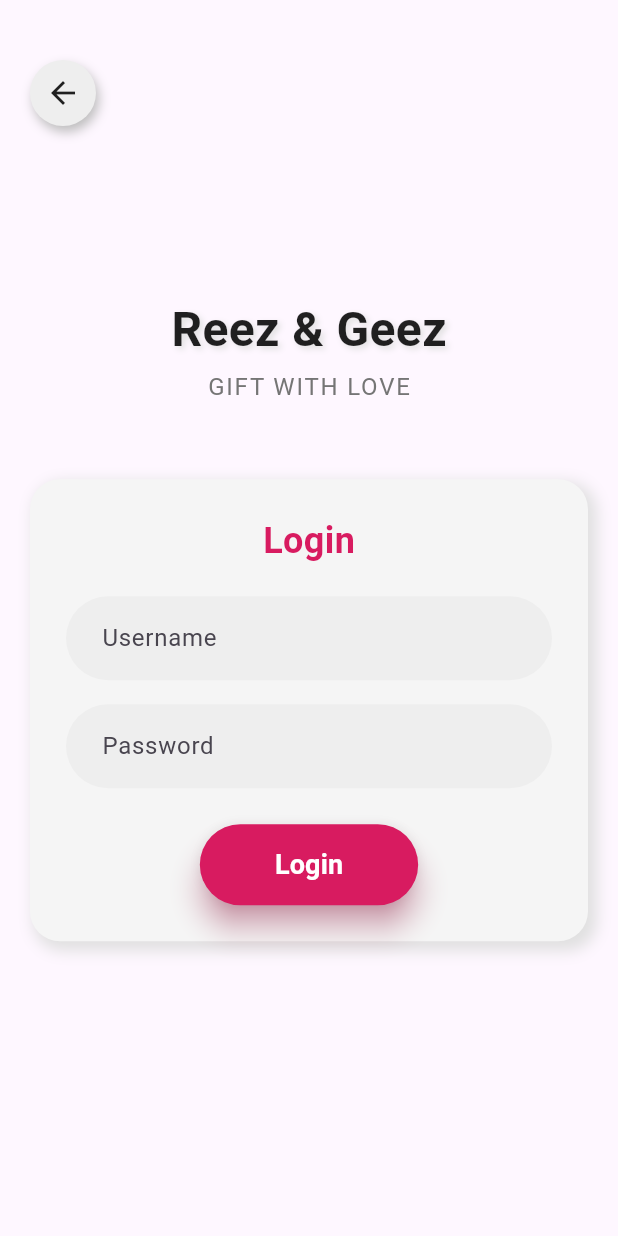
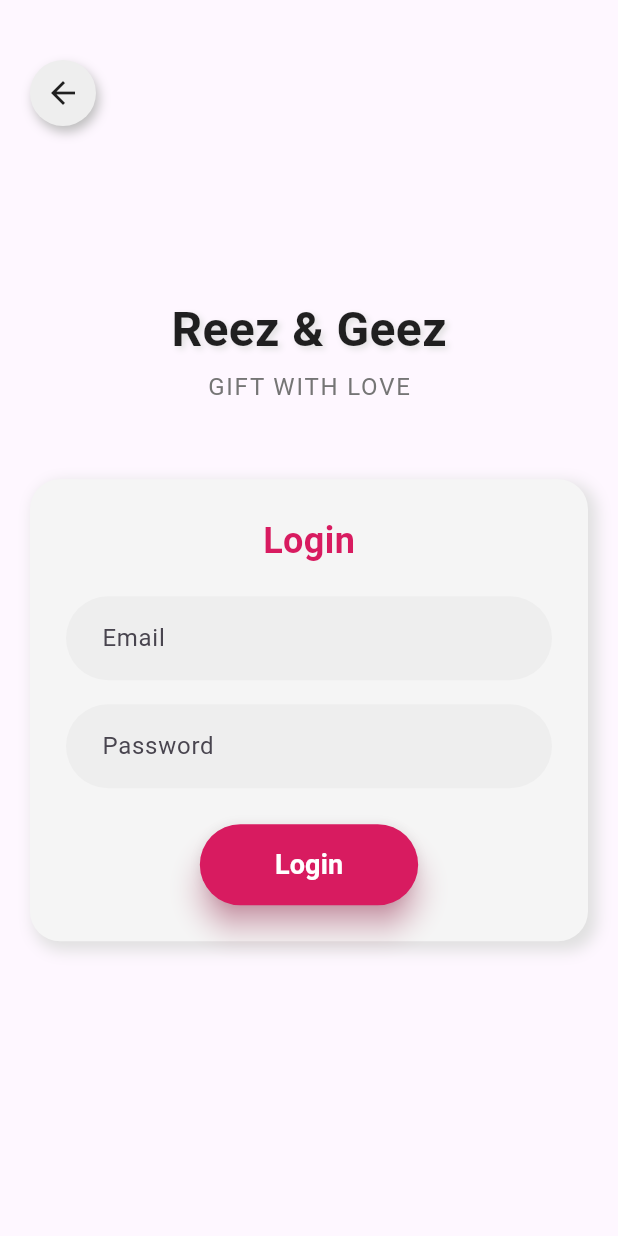
Before and after one commit to fitraaromeo/ReezAndGeez, a Flutter app: the screen it shows after launch, after a tap on "Admin", on a phone screen of 412 x 824 dp. Run offline on Flutter 3.47's test engine with Material 3 defaults, Android fonts, the phone set to English and light mode, and no system bars; our stand-ins replace firebase_auth, firebase_core, get; accounts and stored records are empty; Roboto replaces fonts that are missing (Cursive).

Commit message:
Modifikasi program agar dapat melakukan auth

```diff
--- /dev/null
+++ b/lib/app/modules/home/controllers/auth_controller.dart
@@ -0,0 +1,104 @@
+import 'package:firebase_auth/firebase_auth.dart';
+import 'package:get/get.dart';
+
+class AuthController extends GetxController {
+  // Observables
+  var isLoggedIn = false.obs; // Status login
+  var isLoading = false.obs; // Status loading untuk UI
+  var user = Rxn<User?>(); // Data pengguna Firebase, bisa null
+
+  final FirebaseAuth _auth = FirebaseAuth.instance;
+
+  // Fungsi untuk login menggunakan email dan password
+  Future<void> login(String email, String password) async {
+    isLoading.value = true; // Mulai loading
+    try {
+      // Melakukan login
+      UserCredential userCredential = await _auth.signInWithEmailAndPassword(
+        email: email,
+        password: password,
+      );
+
+      // Mengatur user dan status login
+      user.value = userCredential.user;
+      isLoggedIn.value = true;
+
+      // Menampilkan pesan sukses
+      _showSnackbar(
+        title: 'Login Sukses',
+        message: 'Selamat datang ${user.value?.email ?? "Pengguna"}',
+      );
+
+      // Navigasi ke halaman admin
+      Get.offAllNamed('/adminpage');
+    } on FirebaseAuthException catch (e) {
+      // Menampilkan pesan error dari Firebase
+      _showSnackbar(
+        title: 'Login Gagal',
+        message: e.message ?? 'Terjadi kesalahan saat login.',
+      );
+    } catch (e) {
+      // Menampilkan pesan error umum
+      _showSnackbar(
+        title: 'Error',
+        message: 'Terjadi kesalahan tidak terduga. Silakan coba lagi.',
+      );
+      print('Login Error: $e');
+    } finally {
+      isLoading.value = false; // Selesai loading
+    }
+  }
+
+  // Fungsi untuk logout
+  Future<void> logout() async {
+    isLoading.value = true; // Mulai loading
+    try {
+      await _auth.signOut();
+      user.value = null;
+      isLoggedIn.value = false;
+
+      // Menampilkan pesan sukses
+      _showSnackbar(
+        title: 'Logout Sukses',
+        message: 'Anda berhasil keluar dari aplikasi.',
+      );
+
+      // Navigasi ke halaman login
+      Get.offAllNamed('/login');
+    } catch (e) {
+      // Menampilkan pesan error
+      _showSnackbar(
+        title: 'Error',
+        message: 'Terjadi kesalahan saat logout. Silakan coba lagi.',
+      );
+      print('Logout Error: $e');
+    } finally {
+      isLoading.value = false; // Selesai loading
+    }
+  }
+
+  // Mendengarkan perubahan status autentikasi
+  @override
+  void onInit() {
+    super.onInit();
+    _auth.authStateChanges().listen((User? firebaseUser) {
+      if (firebaseUser != null) {
+        user.value = firebaseUser;
+        isLoggedIn.value = true;
+      } else {
+        user.value = null;
+        isLoggedIn.value = false;
+      }
+    });
+  }
+
+  // Fungsi untuk menampilkan snackbar
+  void _showSnackbar({required String title, required String message}) {
+    Get.snackbar(
+      title,
+      message,
+      snackPosition: SnackPosition.BOTTOM,
+      duration: Duration(seconds: 3),
+    );
+  }
+}
--- a/lib/app/modules/home/views/login_page_admin.dart
+++ b/lib/app/modules/home/views/login_page_admin.dart
@@ -1,7 +1,15 @@
 import 'package:flutter/material.dart';
 import 'package:get/get.dart';
+import 'package:reez_and_geez1/app/modules/home/controllers/auth_controller.dart';
 
 class LoginPage extends StatelessWidget {
+  // Inisialisasi AuthController menggunakan Get.put
+  final AuthController authController = Get.put(AuthController());
+
+  // Membuat controller untuk email dan password
+  final TextEditingController emailController = TextEditingController();
+  final TextEditingController passwordController = TextEditingController();
+
   @override
   Widget build(BuildContext context) {
     return Scaffold(
@@ -9,18 +17,16 @@ class LoginPage extends StatelessWidget {
         width: double.infinity,
         child: Stack(
           children: [
-            // Custom Back Button at the top
+            // Tombol Kembali
             Positioned(
               top: 40,
               left: 20,
               child: GestureDetector(
-                onTap: () {
-                  Get.back();
-                },
+                onTap: () => Get.back(),
                 child: Container(
                   padding: EdgeInsets.all(10),
                   decoration: BoxDecoration(
-                    color: Colors.grey.shade200, // Warna netral untuk tombol kembali
+                    color: Colors.grey.shade200,
                     shape: BoxShape.circle,
                     boxShadow: [
                       BoxShadow(
@@ -32,27 +38,27 @@ class LoginPage extends StatelessWidget {
                   ),
                   child: Icon(
                     Icons.arrow_back,
-                    color: Colors.black87, // Warna gelap untuk ikon
+                    color: Colors.black87,
                     size: 24,
                   ),
                 ),
               ),
             ),
 
-            // Main content
+            // Konten Utama
             Center(
               child: Padding(
                 padding: const EdgeInsets.all(20.0),
                 child: Column(
                   mainAxisAlignment: MainAxisAlignment.center,
                   children: [
-                    // Logo and title
+                    // Judul
                     Text(
                       'Reez & Geez',
                       style: TextStyle(
                         fontSize: 32,
                         fontWeight: FontWeight.bold,
-                        color: Colors.black87, // Warna gelap agar kontras
+                        color: Colors.black87,
                         fontFamily: 'Cursive',
                         shadows: [
                           Shadow(
@@ -75,11 +81,11 @@ class LoginPage extends StatelessWidget {
                     ),
                     SizedBox(height: 50),
 
-                    // Login form container
+                    // Form Login
                     Container(
                       padding: EdgeInsets.all(24.0),
                       decoration: BoxDecoration(
-                        color: Colors.grey.shade100, // Warna abu terang untuk card
+                        color: Colors.grey.shade100,
                         borderRadius: BorderRadius.circular(20),
                         boxShadow: [
                           BoxShadow(
@@ -98,17 +104,18 @@ class LoginPage extends StatelessWidget {
                             style: TextStyle(
                               fontSize: 24,
                               fontWeight: FontWeight.bold,
-                              color: Colors.pink.shade600, // Warna pink cerah untuk heading
+                              color: Colors.pink.shade600,
                             ),
                           ),
                           SizedBox(height: 20),
 
-                          // Username TextField
+                          // Input Email
                           TextField(
+                            controller: emailController,
                             decoration: InputDecoration(
-                              hintText: 'Username',
+                              hintText: 'Email',
                               filled: true,
-                              fillColor: Colors.grey.shade200, // Warna netral untuk input
+                              fillColor: Colors.grey.shade200,
                               border: OutlineInputBorder(
                                 borderRadius: BorderRadius.circular(30),
                                 borderSide: BorderSide.none,
@@ -121,13 +128,14 @@ class LoginPage extends StatelessWidget {
                           ),
                           SizedBox(height: 16),
 
-                          // Password TextField
+                          // Input Password
                           TextField(
                             obscureText: true,
+                            controller: passwordController,
                             decoration: InputDecoration(
                               hintText: 'Password',
                               filled: true,
-                              fillColor: Colors.grey.shade200, // Warna netral untuk input
+                              fillColor: Colors.grey.shade200,
                               border: OutlineInputBorder(
                                 borderRadius: BorderRadius.circular(30),
                                 borderSide: BorderSide.none,
@@ -140,13 +148,28 @@ class LoginPage extends StatelessWidget {
                           ),
                           SizedBox(height: 24),
 
-                          // Login Button
-                          ElevatedButton(
-                            onPressed: () {
-                              Get.toNamed('/adminpage');
+                          // Tombol Login
+                          Obx(() {
+                            return ElevatedButton(
+                              onPressed: authController.isLoading.value
+                                  ? null // Disable button saat loading
+                                  : () async {
+                                      String email = emailController.text.trim();
+                                      String password = passwordController.text.trim();
+
+                                      if (email.isNotEmpty && password.isNotEmpty) {
+                                        await authController.login(email, password);
+                                      } else {
+                                        Get.snackbar(
+                                          'Error',
+                                          'Email dan password tidak boleh kosong.',
+                                          snackPosition: SnackPosition.BOTTOM,
+                                          duration: Duration(seconds: 3),
+                                        );
+                                      }
                                     },
                               style: ElevatedButton.styleFrom(
-                              backgroundColor: Colors.pink.shade600, // Warna pink yang sama
+                                backgroundColor: Colors.pink.shade600,
                                 padding: EdgeInsets.symmetric(
                                   vertical: 14.0,
                                   horizontal: 50.0,
@@ -157,7 +180,9 @@ class LoginPage extends StatelessWidget {
                                 shadowColor: Colors.pink.shade300,
                                 elevation: 8,
                               ),
-                            child: Text(
+                              child: authController.isLoading.value
+                                  ? CircularProgressIndicator(color: Colors.white) // Loading spinner
+                                  : Text(
                                       'Login',
                                       style: TextStyle(
                                         color: Colors.white,
@@ -165,7 +190,8 @@ class LoginPage extends StatelessWidget {
                                         fontSize: 18,
                                       ),
                                     ),
-                          ),
+                            );
+                          }),
                         ],
                       ),
                     ),
--- a/lib/main.dart
+++ b/lib/main.dart
@@ -1,9 +1,15 @@
+import 'package:firebase_core/firebase_core.dart';
 import 'package:flutter/material.dart';
 import 'package:get/get.dart';
+import 'package:reez_and_geez1/firebase_options.dart';
 import 'app/routes/app_routes.dart';
 import 'app/modules/home/bindings/initial_binding.dart';
 
-void main() {
+void main() async {
+  WidgetsFlutterBinding.ensureInitialized();
+  await Firebase.initializeApp(
+    options: DefaultFirebaseOptions.currentPlatform,
+  );
   runApp(MyApp());
 }
 
--- a/pubspec.yaml
+++ b/pubspec.yaml
@@ -36,6 +36,8 @@ dependencies:
   # Use with the CupertinoIcons class for iOS style icons.
   cupertino_icons: ^1.0.8
   get: ^4.6.6
+  firebase_core: ^2.15.1
+  firebase_auth: ^4.7.3
 
 dev_dependencies:
   flutter_test:
```
Also changed, not shown: firebase.json (added), lib/firebase_options.dart (added), pubspec.lock, 7 other files. Lines whose indentation alone changed are shown as unchanged.
